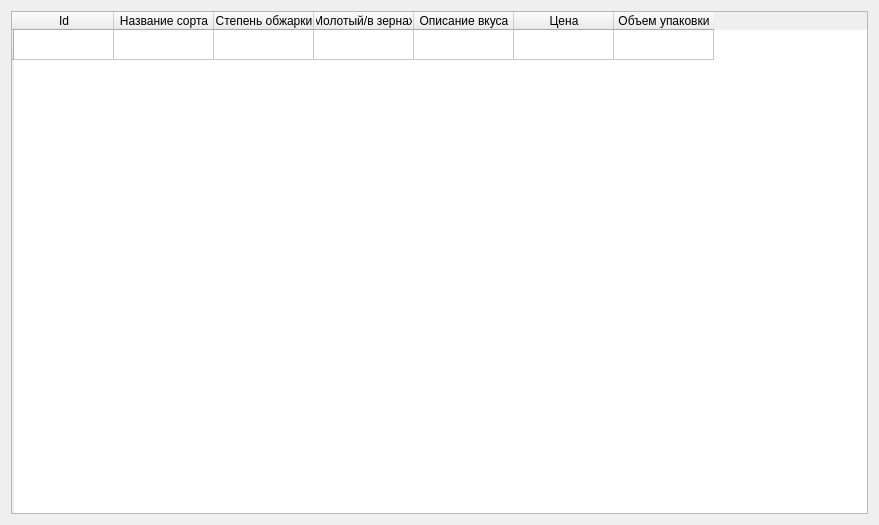
Qt form main.ui (Jlupuka/PyQT5-Coffe) before a commit.
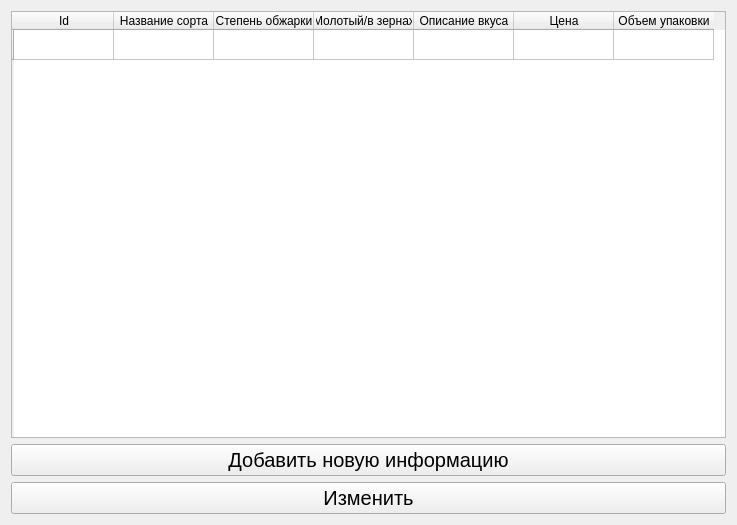
The same form after that commit.

```diff
--- a/main.ui
+++ b/main.ui
@@ -6,7 +6,7 @@
    <rect>
     <x>0</x>
     <y>0</y>
-    <width>879</width>
+    <width>737</width>
     <height>525</height>
    </rect>
   </property>
@@ -14,6 +14,18 @@
    <string>Окно кофе</string>
   </property>
   <layout class="QGridLayout" name="gridLayout">
+   <item row="2" column="0">
+    <widget class="QPushButton" name="EditpushButton">
+     <property name="font">
+      <font>
+       <pointsize>15</pointsize>
+      </font>
+     </property>
+     <property name="text">
+      <string>Изменить</string>
+     </property>
+    </widget>
+   </item>
    <item row="0" column="0">
     <widget class="QTableWidget" name="tableWidget">
      <row>
@@ -58,6 +70,18 @@
      </column>
     </widget>
    </item>
+   <item row="1" column="0">
+    <widget class="QPushButton" name="AddpushButton">
+     <property name="font">
+      <font>
+       <pointsize>15</pointsize>
+      </font>
+     </property>
+     <property name="text">
+      <string>Добавить новую информацию</string>
+     </property>
+    </widget>
+   </item>
   </layout>
  </widget>
  <resources/>
```
